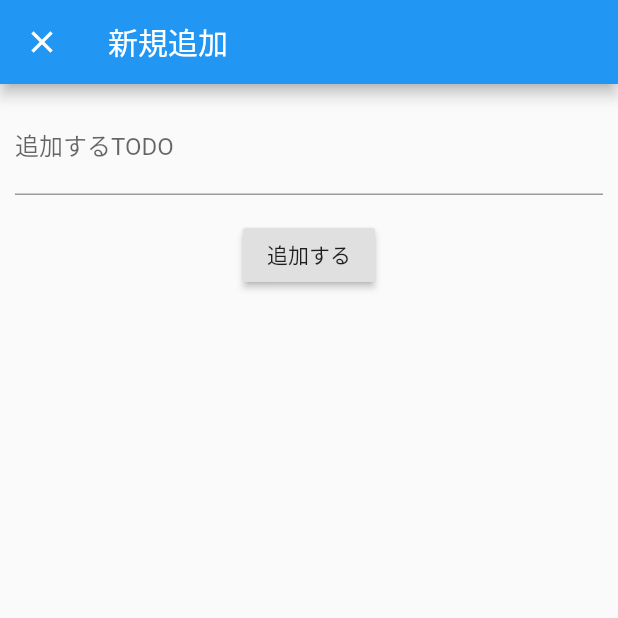
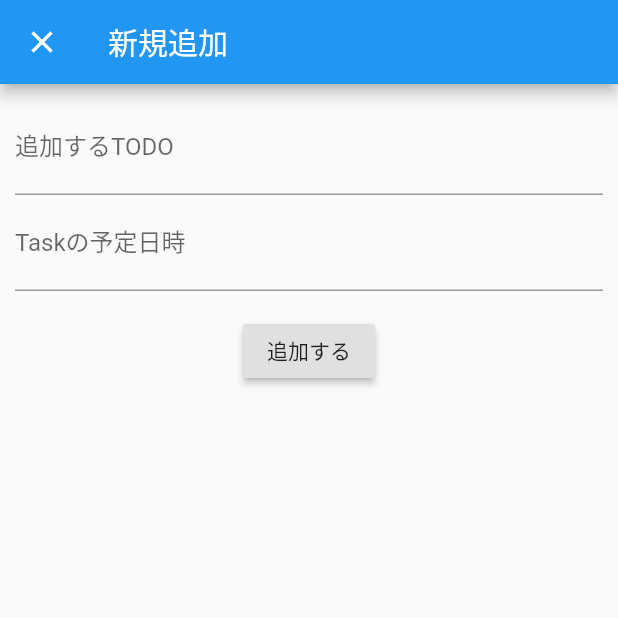
Before and after one commit to totolog-flutter/todo-app, a Flutter app: the screen it shows after launch, after a tap on the "add" icon, on a phone screen of 412 x 824 dp, the top half of it. Run offline on Flutter 3.47's test engine with Material 2 defaults, Android fonts, the phone set to English and light mode, and no system bars; our stand-ins replace cloud_firestore, firebase_core; accounts and stored records are empty.

Commit message:
add the function of registering schedule time and view the time on the main page.

```diff
--- a/lib/add/add_page.dart
+++ b/lib/add/add_page.dart
@@ -1,5 +1,4 @@
 import 'package:flutter/material.dart';
-import 'package:firebase_core/firebase_core.dart';
 import 'package:provider/provider.dart';
 import 'package:todo_app/main-model.dart';
 
@@ -29,6 +28,15 @@ class AddPage extends StatelessWidget {
                     model.newTodoText = text;
                   },
                 ),
+                TextField(
+                  decoration: InputDecoration(
+                    labelText: 'Taskの予定日時',
+                    hintText: '2020年12月1日',
+                  ),
+                  onChanged: (text) {
+                    model.newTodoTime = text;
+                  },
+                ),
                 SizedBox(
                   height: 16,
                 ),
--- a/lib/main-model.dart
+++ b/lib/main-model.dart
@@ -5,6 +5,7 @@ import 'package:todo_app/todo.dart';
 class MainModel extends ChangeNotifier {
   List<Todo> todoList = [];
   String newTodoText = '';
+  String newTodoTime = '';
 
   Future getTodoList() async {
     final snapshot =
@@ -31,6 +32,7 @@ class MainModel extends ChangeNotifier {
     final collection = FirebaseFirestore.instance.collection('todoList');
     await collection.add({
       'title': newTodoText,
+      'schedule': newTodoTime,
       'createdAt': Timestamp.now(),
     });
   }
--- a/lib/main.dart
+++ b/lib/main.dart
@@ -1,5 +1,7 @@
 import 'package:firebase_core/firebase_core.dart';
 import 'package:flutter/material.dart';
+import 'package:intl/date_symbol_data_local.dart';
+import 'package:intl/intl.dart';
 import 'package:provider/provider.dart';
 import 'package:todo_app/add/add_page.dart';
 import 'package:todo_app/main-model.dart';
@@ -50,11 +52,17 @@ class MainPage extends StatelessWidget {
         ),
         body: Consumer<MainModel>(builder: (context, model, child) {
           final todoList = model.todoList;
+
+          initializeDateFormatting("ja_JP");
+          final schedule = DateTime.now();
+          var formatter = new DateFormat('yyyy/MM/dd(E) HH:mm', "ja_JP");
+          var formatted = formatter.format(schedule);
           return ListView(
             children: todoList
                 .map(
                   (todo) => CheckboxListTile(
                     title: Text(todo.title),
+                    subtitle: Text(todo.schedule),
                     value: todo.isDone,
                     onChanged: (bool value) {
                       todo.isDone = !todo.isDone;
--- a/lib/todo.dart
+++ b/lib/todo.dart
@@ -7,9 +7,12 @@ class Todo {
 
     final Timestamp timestamp = doc.data()['createdAt'];
     this.createdAt = timestamp.toDate();
+
+    this.schedule = doc.data()['schedule'];
   }
   String title;
   DateTime createdAt;
+  String schedule;
   bool isDone = false;
   DocumentReference documentReference;
 }
--- a/pubspec.yaml
+++ b/pubspec.yaml
@@ -23,6 +23,7 @@ environment:
 dependencies:
   flutter:
     sdk: flutter
+  intl: ^0.16.1
 
 
   # The following adds the Cupertino Icons font to your application.
```
Also changed, not shown: pubspec.lock.
